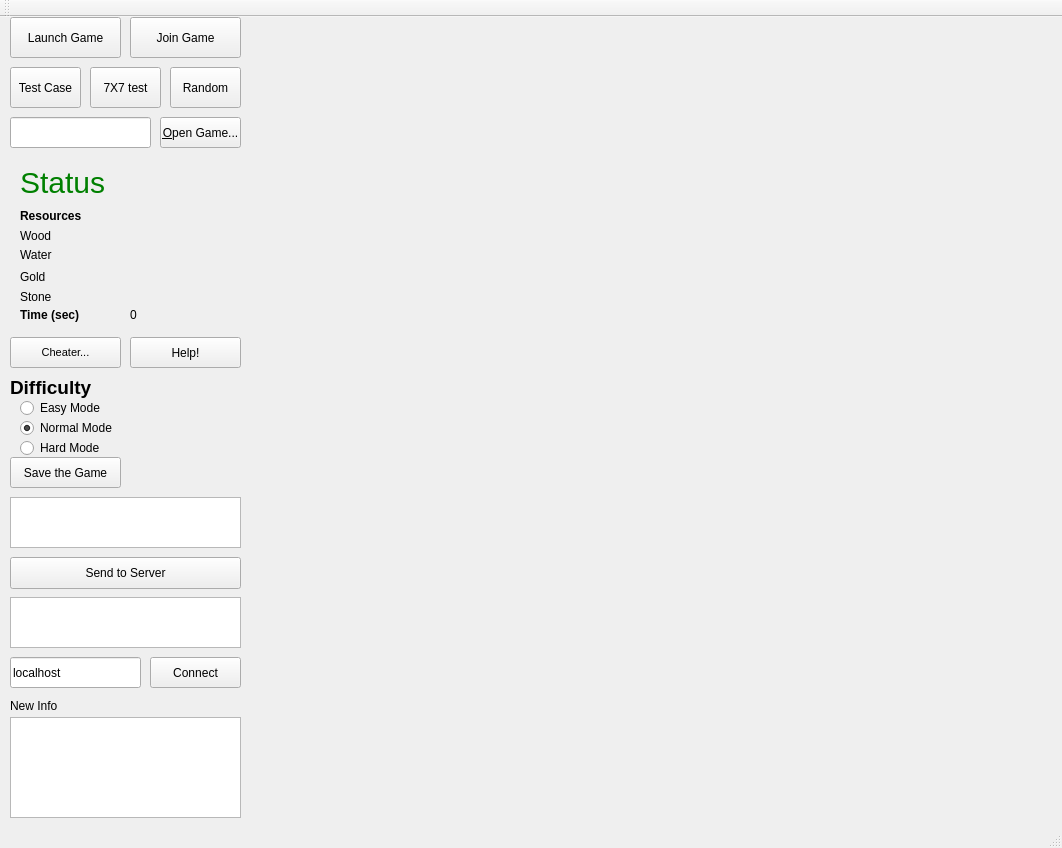
Before: the Qt Designer form road_race/roadrace.ui in bjuppl/roadrace, drawn with Qt 5.
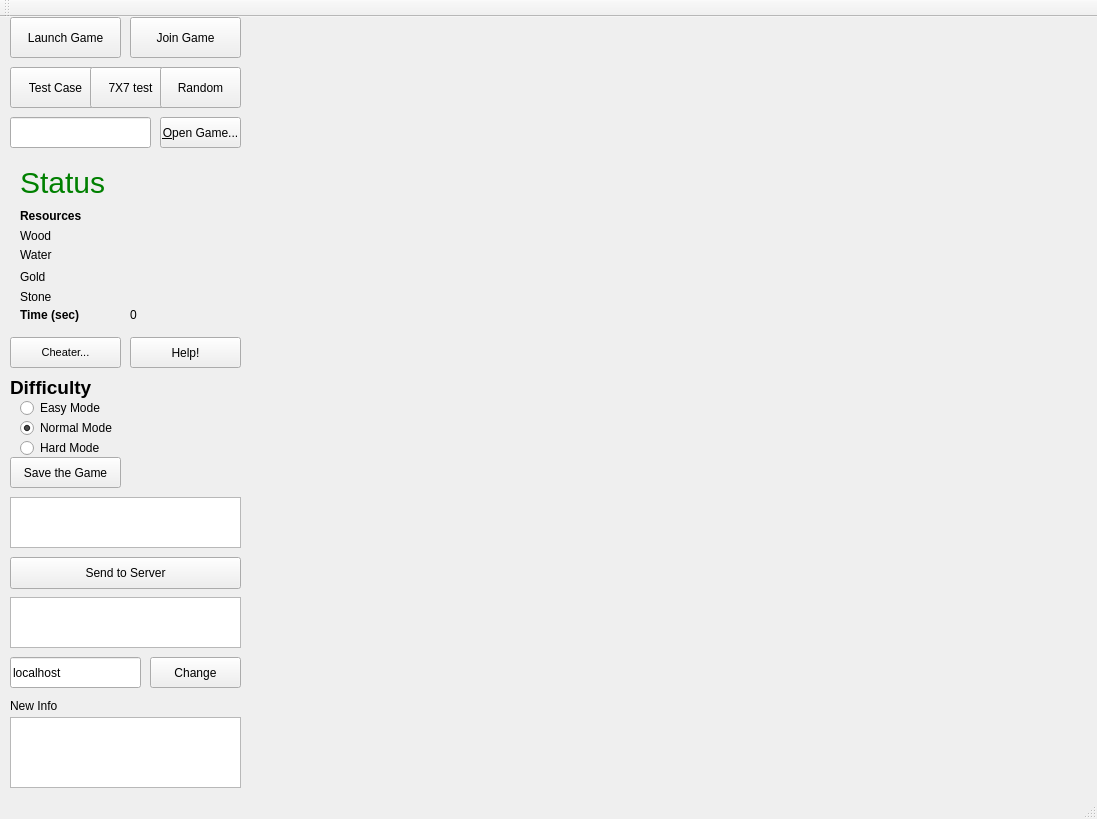
After: the same form once the commit is applied. Icons and pictures are not drawn.

```diff
--- a/road_race/roadrace.ui
+++ b/road_race/roadrace.ui
@@ -6,8 +6,8 @@
    <rect>
     <x>0</x>
     <y>0</y>
-    <width>1062</width>
-    <height>848</height>
+    <width>1097</width>
+    <height>819</height>
    </rect>
   </property>
   <property name="windowTitle">
@@ -19,7 +19,7 @@
      <rect>
       <x>10</x>
       <y>50</y>
-      <width>71</width>
+      <width>91</width>
       <height>41</height>
      </rect>
     </property>
@@ -310,7 +310,7 @@
      <rect>
       <x>90</x>
       <y>50</y>
-      <width>71</width>
+      <width>81</width>
       <height>41</height>
      </rect>
     </property>
@@ -350,9 +350,9 @@
    <widget class="QPushButton" name="RanBtn">
     <property name="geometry">
      <rect>
-      <x>170</x>
+      <x>160</x>
       <y>50</y>
-      <width>71</width>
+      <width>81</width>
       <height>41</height>
      </rect>
     </property>
@@ -406,7 +406,7 @@
      </rect>
     </property>
     <property name="text">
-     <string>Connect</string>
+     <string>Change</string>
     </property>
    </widget>
    <widget class="QPushButton" name="testBtn">
@@ -489,7 +489,7 @@
       <x>10</x>
       <y>700</y>
       <width>231</width>
-      <height>101</height>
+      <height>71</height>
      </rect>
     </property>
    </widget>
```
